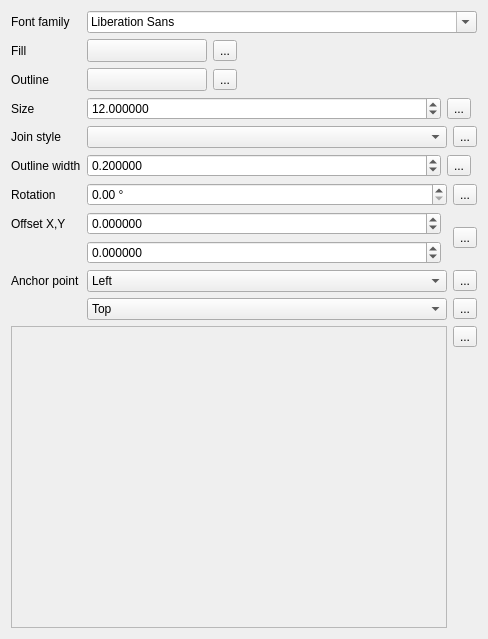
This is src/ui/symbollayer/widget_fontmarker.ui in qgis/QGIS as Qt 5 draws it before an edit. The edited form follows.
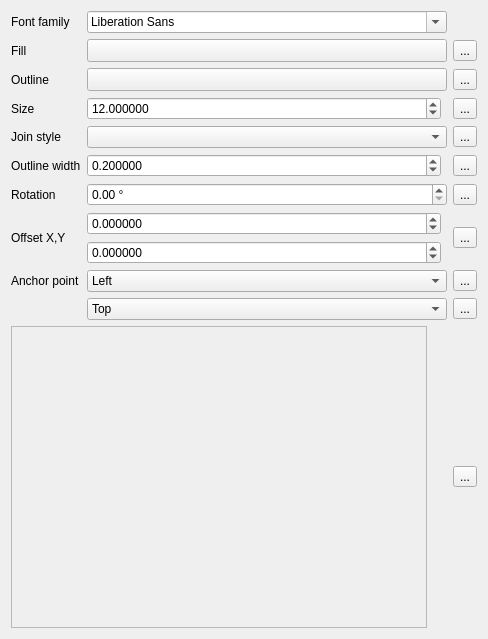
This is the edited form. Custom widgets are drawn as their Qt base class.

Commit message:
[styledock] Better layouts for marker widgets
- Grid vs Form layouts
- Align DD buttons for better look

Patch:
```diff
--- a/src/ui/symbollayer/widget_fontmarker.ui
+++ b/src/ui/symbollayer/widget_fontmarker.ui
@@ -13,7 +13,7 @@
   <property name="windowTitle">
    <string>Form</string>
   </property>
-  <layout class="QFormLayout" name="formLayout">
+  <layout class="QGridLayout" name="gridLayout_3">
    <item row="0" column="0">
     <widget class="QLabel" name="label">
      <property name="text">
@@ -21,192 +21,6 @@
      </property>
     </widget>
    </item>
-   <item row="0" column="1">
-    <widget class="QFontComboBox" name="cboFont"/>
-   </item>
-   <item row="1" column="0">
-    <widget class="QLabel" name="label_10">
-     <property name="text">
-      <string>Fill</string>
-     </property>
-    </widget>
-   </item>
-   <item row="1" column="1">
-    <layout class="QHBoxLayout" name="horizontalLayout_7">
-     <item>
-      <widget class="QgsColorButtonV2" name="btnColor">
-       <property name="minimumSize">
-        <size>
-         <width>120</width>
-         <height>0</height>
-        </size>
-       </property>
-       <property name="maximumSize">
-        <size>
-         <width>120</width>
-         <height>16777215</height>
-        </size>
-       </property>
-       <property name="text">
-        <string/>
-       </property>
-      </widget>
-     </item>
-     <item>
-      <widget class="QgsDataDefinedButton" name="mColorDDBtn">
-       <property name="text">
-        <string>...</string>
-       </property>
-      </widget>
-     </item>
-     <item>
-      <spacer name="horizontalSpacer">
-       <property name="orientation">
-        <enum>Qt::Horizontal</enum>
-       </property>
-       <property name="sizeHint" stdset="0">
-        <size>
-         <width>40</width>
-         <height>20</height>
-        </size>
-       </property>
-      </spacer>
-     </item>
-    </layout>
-   </item>
-   <item row="2" column="0">
-    <widget class="QLabel" name="label_9">
-     <property name="sizePolicy">
-      <sizepolicy hsizetype="Maximum" vsizetype="Preferred">
-       <horstretch>0</horstretch>
-       <verstretch>0</verstretch>
-      </sizepolicy>
-     </property>
-     <property name="text">
-      <string>Outline</string>
-     </property>
-    </widget>
-   </item>
-   <item row="2" column="1">
-    <layout class="QHBoxLayout" name="horizontalLayout_8">
-     <item>
-      <widget class="QgsColorButtonV2" name="btnBorderColor">
-       <property name="minimumSize">
-        <size>
-         <width>120</width>
-         <height>0</height>
-        </size>
-       </property>
-       <property name="maximumSize">
-        <size>
-         <width>120</width>
-         <height>16777215</height>
-        </size>
-       </property>
-       <property name="text">
-        <string/>
-       </property>
-      </widget>
-     </item>
-     <item>
-      <widget class="QgsDataDefinedButton" name="mBorderColorDDBtn">
-       <property name="text">
-        <string>...</string>
-       </property>
-      </widget>
-     </item>
-     <item>
-      <spacer name="horizontalSpacer_2">
-       <property name="orientation">
-        <enum>Qt::Horizontal</enum>
-       </property>
-       <property name="sizeHint" stdset="0">
-        <size>
-         <width>40</width>
-         <height>20</height>
-        </size>
-       </property>
-      </spacer>
-     </item>
-    </layout>
-   </item>
-   <item row="3" column="0">
-    <widget class="QLabel" name="label_2">
-     <property name="text">
-      <string>Size</string>
-     </property>
-    </widget>
-   </item>
-   <item row="3" column="1">
-    <layout class="QHBoxLayout" name="horizontalLayout">
-     <item>
-      <widget class="QgsDoubleSpinBox" name="spinSize">
-       <property name="sizePolicy">
-        <sizepolicy hsizetype="Minimum" vsizetype="Fixed">
-         <horstretch>1</horstretch>
-         <verstretch>0</verstretch>
-        </sizepolicy>
-       </property>
-       <property name="decimals">
-        <number>6</number>
-       </property>
-       <property name="maximum">
-        <double>99999999.000000000000000</double>
-       </property>
-       <property name="singleStep">
-        <double>0.200000000000000</double>
-       </property>
-       <property name="value">
-        <double>12.000000000000000</double>
-       </property>
-       <property name="showClearButton" stdset="0">
-        <bool>false</bool>
-       </property>
-      </widget>
-     </item>
-     <item>
-      <widget class="QgsDataDefinedButton" name="mSizeDDBtn">
-       <property name="text">
-        <string>...</string>
-       </property>
-      </widget>
-     </item>
-     <item>
-      <widget class="QgsUnitSelectionWidget" name="mSizeUnitWidget" native="true"/>
-     </item>
-    </layout>
-   </item>
-   <item row="4" column="0">
-    <widget class="QLabel" name="label_8">
-     <property name="text">
-      <string>Join style</string>
-     </property>
-     <property name="alignment">
-      <set>Qt::AlignLeading|Qt::AlignLeft|Qt::AlignVCenter</set>
-     </property>
-    </widget>
-   </item>
-   <item row="4" column="1">
-    <layout class="QHBoxLayout" name="horizontalLayout_2">
-     <item>
-      <widget class="QgsPenJoinStyleComboBox" name="cboJoinStyle"/>
-     </item>
-     <item>
-      <widget class="QgsDataDefinedButton" name="mJoinStyleDDBtn">
-       <property name="text">
-        <string>...</string>
-       </property>
-      </widget>
-     </item>
-    </layout>
-   </item>
-   <item row="5" column="0">
-    <widget class="QLabel" name="mBorderWidthLabel">
-     <property name="text">
-      <string>Outline width</string>
-     </property>
-    </widget>
-   </item>
    <item row="5" column="1">
     <layout class="QHBoxLayout" name="horizontalLayout_3">
      <item>
@@ -237,13 +51,6 @@
        </property>
       </widget>
      </item>
-     <item>
-      <widget class="QgsDataDefinedButton" name="mBorderWidthDDBtn">
-       <property name="text">
-        <string>...</string>
-       </property>
-      </widget>
-     </item>
      <item>
       <widget class="QgsUnitSelectionWidget" name="mBorderWidthUnitWidget" native="true">
        <property name="minimumSize">
@@ -256,44 +63,10 @@
      </item>
     </layout>
    </item>
-   <item row="6" column="0">
-    <widget class="QLabel" name="label_4">
+   <item row="8" column="0">
+    <widget class="QLabel" name="mAnchorPointLabel">
      <property name="text">
-      <string>Rotation</string>
-     </property>
-    </widget>
-   </item>
-   <item row="6" column="1">
-    <layout class="QHBoxLayout" name="horizontalLayout_4">
-     <item>
-      <widget class="QgsDoubleSpinBox" name="spinAngle">
-       <property name="suffix">
-        <string> °</string>
-       </property>
-       <property name="decimals">
-        <number>2</number>
-       </property>
-       <property name="maximum">
-        <double>360.000000000000000</double>
-       </property>
-       <property name="singleStep">
-        <double>0.500000000000000</double>
-       </property>
-      </widget>
-     </item>
-     <item>
-      <widget class="QgsDataDefinedButton" name="mRotationDDBtn">
-       <property name="text">
-        <string>...</string>
-       </property>
-      </widget>
-     </item>
-    </layout>
-   </item>
-   <item row="7" column="0">
-    <widget class="QLabel" name="label_5">
-     <property name="text">
-      <string>Offset X,Y</string>
+      <string>Anchor point</string>
      </property>
     </widget>
    </item>
@@ -328,13 +101,6 @@
        </property>
       </widget>
      </item>
-     <item row="0" column="2" rowspan="2">
-      <widget class="QgsDataDefinedButton" name="mOffsetDDBtn">
-       <property name="text">
-        <string>...</string>
-       </property>
-      </widget>
-     </item>
      <item row="1" column="0">
       <widget class="QgsDoubleSpinBox" name="spinOffsetY">
        <property name="sizePolicy">
@@ -359,43 +125,13 @@
      </item>
     </layout>
    </item>
-   <item row="8" column="0">
-    <widget class="QLabel" name="mAnchorPointLabel">
+   <item row="1" column="0">
+    <widget class="QLabel" name="label_10">
      <property name="text">
-      <string>Anchor point</string>
+      <string>Fill</string>
      </property>
     </widget>
    </item>
-   <item row="8" column="1">
-    <layout class="QHBoxLayout" name="horizontalLayout_5">
-     <item>
-      <widget class="QComboBox" name="mHorizontalAnchorComboBox">
-       <item>
-        <property name="text">
-         <string>Left</string>
-        </property>
-       </item>
-       <item>
-        <property name="text">
-         <string>HCenter</string>
-        </property>
-       </item>
-       <item>
-        <property name="text">
-         <string>Right</string>
-        </property>
-       </item>
-      </widget>
-     </item>
-     <item>
-      <widget class="QgsDataDefinedButton" name="mHorizontalAnchorDDBtn">
-       <property name="text">
-        <string>...</string>
-       </property>
-      </widget>
-     </item>
-    </layout>
-   </item>
    <item row="9" column="1">
     <layout class="QHBoxLayout" name="horizontalLayout_6">
      <item>
@@ -417,10 +153,191 @@
        </item>
       </widget>
      </item>
+    </layout>
+   </item>
+   <item row="5" column="0">
+    <widget class="QLabel" name="mBorderWidthLabel">
+     <property name="text">
+      <string>Outline width</string>
+     </property>
+    </widget>
+   </item>
+   <item row="2" column="2">
+    <widget class="QgsDataDefinedButton" name="mBorderColorDDBtn">
+     <property name="text">
+      <string>...</string>
+     </property>
+    </widget>
+   </item>
+   <item row="8" column="1">
+    <layout class="QHBoxLayout" name="horizontalLayout_5">
      <item>
-      <widget class="QgsDataDefinedButton" name="mVerticalAnchorDDBtn">
+      <widget class="QComboBox" name="mHorizontalAnchorComboBox">
+       <item>
+        <property name="text">
+         <string>Left</string>
+        </property>
+       </item>
+       <item>
+        <property name="text">
+         <string>HCenter</string>
+        </property>
+       </item>
+       <item>
+        <property name="text">
+         <string>Right</string>
+        </property>
+       </item>
+      </widget>
+     </item>
+    </layout>
+   </item>
+   <item row="2" column="0">
+    <widget class="QLabel" name="label_9">
+     <property name="sizePolicy">
+      <sizepolicy hsizetype="Maximum" vsizetype="Preferred">
+       <horstretch>0</horstretch>
+       <verstretch>0</verstretch>
+      </sizepolicy>
+     </property>
+     <property name="text">
+      <string>Outline</string>
+     </property>
+    </widget>
+   </item>
+   <item row="3" column="1">
+    <layout class="QHBoxLayout" name="horizontalLayout">
+     <item>
+      <widget class="QgsDoubleSpinBox" name="spinSize">
+       <property name="sizePolicy">
+        <sizepolicy hsizetype="Minimum" vsizetype="Fixed">
+         <horstretch>1</horstretch>
+         <verstretch>0</verstretch>
+        </sizepolicy>
+       </property>
+       <property name="decimals">
+        <number>6</number>
+       </property>
+       <property name="maximum">
+        <double>99999999.000000000000000</double>
+       </property>
+       <property name="singleStep">
+        <double>0.200000000000000</double>
+       </property>
+       <property name="value">
+        <double>12.000000000000000</double>
+       </property>
+       <property name="showClearButton" stdset="0">
+        <bool>false</bool>
+       </property>
+      </widget>
+     </item>
+     <item>
+      <widget class="QgsUnitSelectionWidget" name="mSizeUnitWidget" native="true"/>
+     </item>
+    </layout>
+   </item>
+   <item row="7" column="0">
+    <widget class="QLabel" name="label_5">
+     <property name="text">
+      <string>Offset X,Y</string>
+     </property>
+    </widget>
+   </item>
+   <item row="5" column="2">
+    <widget class="QgsDataDefinedButton" name="mBorderWidthDDBtn">
+     <property name="text">
+      <string>...</string>
+     </property>
+    </widget>
+   </item>
+   <item row="6" column="0">
+    <widget class="QLabel" name="label_4">
+     <property name="text">
+      <string>Rotation</string>
+     </property>
+    </widget>
+   </item>
+   <item row="4" column="2">
+    <widget class="QgsDataDefinedButton" name="mJoinStyleDDBtn">
+     <property name="text">
+      <string>...</string>
+     </property>
+    </widget>
+   </item>
+   <item row="0" column="1">
+    <widget class="QFontComboBox" name="cboFont"/>
+   </item>
+   <item row="1" column="1">
+    <layout class="QHBoxLayout" name="horizontalLayout_7">
+     <item>
+      <widget class="QgsColorButtonV2" name="btnColor">
+       <property name="sizePolicy">
+        <sizepolicy hsizetype="Expanding" vsizetype="Fixed">
+         <horstretch>0</horstretch>
+         <verstretch>0</verstretch>
+        </sizepolicy>
+       </property>
+       <property name="minimumSize">
+        <size>
+         <width>120</width>
+         <height>0</height>
+        </size>
+       </property>
+       <property name="maximumSize">
+        <size>
+         <width>16777215</width>
+         <height>16777215</height>
+        </size>
+       </property>
        <property name="text">
-        <string>...</string>
+        <string/>
+       </property>
+      </widget>
+     </item>
+    </layout>
+   </item>
+   <item row="4" column="0">
+    <widget class="QLabel" name="label_8">
+     <property name="text">
+      <string>Join style</string>
+     </property>
+     <property name="alignment">
+      <set>Qt::AlignLeading|Qt::AlignLeft|Qt::AlignVCenter</set>
+     </property>
+    </widget>
+   </item>
+   <item row="3" column="2">
+    <widget class="QgsDataDefinedButton" name="mSizeDDBtn">
+     <property name="text">
+      <string>...</string>
+     </property>
+    </widget>
+   </item>
+   <item row="2" column="1">
+    <layout class="QHBoxLayout" name="horizontalLayout_8">
+     <item>
+      <widget class="QgsColorButtonV2" name="btnBorderColor">
+       <property name="sizePolicy">
+        <sizepolicy hsizetype="Expanding" vsizetype="Fixed">
+         <horstretch>0</horstretch>
+         <verstretch>0</verstretch>
+        </sizepolicy>
+       </property>
+       <property name="minimumSize">
+        <size>
+         <width>120</width>
+         <height>0</height>
+        </size>
+       </property>
+       <property name="maximumSize">
+        <size>
+         <width>16777215</width>
+         <height>16777215</height>
+        </size>
+       </property>
+       <property name="text">
+        <string/>
        </property>
       </widget>
      </item>
@@ -442,13 +359,6 @@
        </widget>
       </widget>
      </item>
-     <item row="0" column="1">
-      <widget class="QgsDataDefinedButton" name="mCharDDBtn">
-       <property name="text">
-        <string>...</string>
-       </property>
-      </widget>
-     </item>
      <item row="1" column="1">
       <spacer name="verticalSpacer">
        <property name="orientation">
@@ -464,6 +374,82 @@
      </item>
     </layout>
    </item>
+   <item row="4" column="1">
+    <layout class="QHBoxLayout" name="horizontalLayout_2">
+     <item>
+      <widget class="QgsPenJoinStyleComboBox" name="cboJoinStyle"/>
+     </item>
+    </layout>
+   </item>
+   <item row="1" column="2">
+    <widget class="QgsDataDefinedButton" name="mColorDDBtn">
+     <property name="text">
+      <string>...</string>
+     </property>
+    </widget>
+   </item>
+   <item row="3" column="0">
+    <widget class="QLabel" name="label_2">
+     <property name="text">
+      <string>Size</string>
+     </property>
+    </widget>
+   </item>
+   <item row="6" column="1">
+    <layout class="QHBoxLayout" name="horizontalLayout_4">
+     <item>
+      <widget class="QgsDoubleSpinBox" name="spinAngle">
+       <property name="suffix">
+        <string> °</string>
+       </property>
+       <property name="decimals">
+        <number>2</number>
+       </property>
+       <property name="maximum">
+        <double>360.000000000000000</double>
+       </property>
+       <property name="singleStep">
+        <double>0.500000000000000</double>
+       </property>
+      </widget>
+     </item>
+    </layout>
+   </item>
+   <item row="6" column="2">
+    <widget class="QgsDataDefinedButton" name="mRotationDDBtn">
+     <property name="text">
+      <string>...</string>
+     </property>
+    </widget>
+   </item>
+   <item row="7" column="2">
+    <widget class="QgsDataDefinedButton" name="mOffsetDDBtn">
+     <property name="text">
+      <string>...</string>
+     </property>
+    </widget>
+   </item>
+   <item row="8" column="2">
+    <widget class="QgsDataDefinedButton" name="mHorizontalAnchorDDBtn">
+     <property name="text">
+      <string>...</string>
+     </property>
+    </widget>
+   </item>
+   <item row="9" column="2">
+    <widget class="QgsDataDefinedButton" name="mVerticalAnchorDDBtn">
+     <property name="text">
+      <string>...</string>
+     </property>
+    </widget>
+   </item>
+   <item row="10" column="2">
+    <widget class="QgsDataDefinedButton" name="mCharDDBtn">
+     <property name="text">
+      <string>...</string>
+     </property>
+    </widget>
+   </item>
   </layout>
  </widget>
  <customwidgets>
```
Left out of the diff: 9 changed lines with no effect on the pictures. The commit also changes 4 other files.
